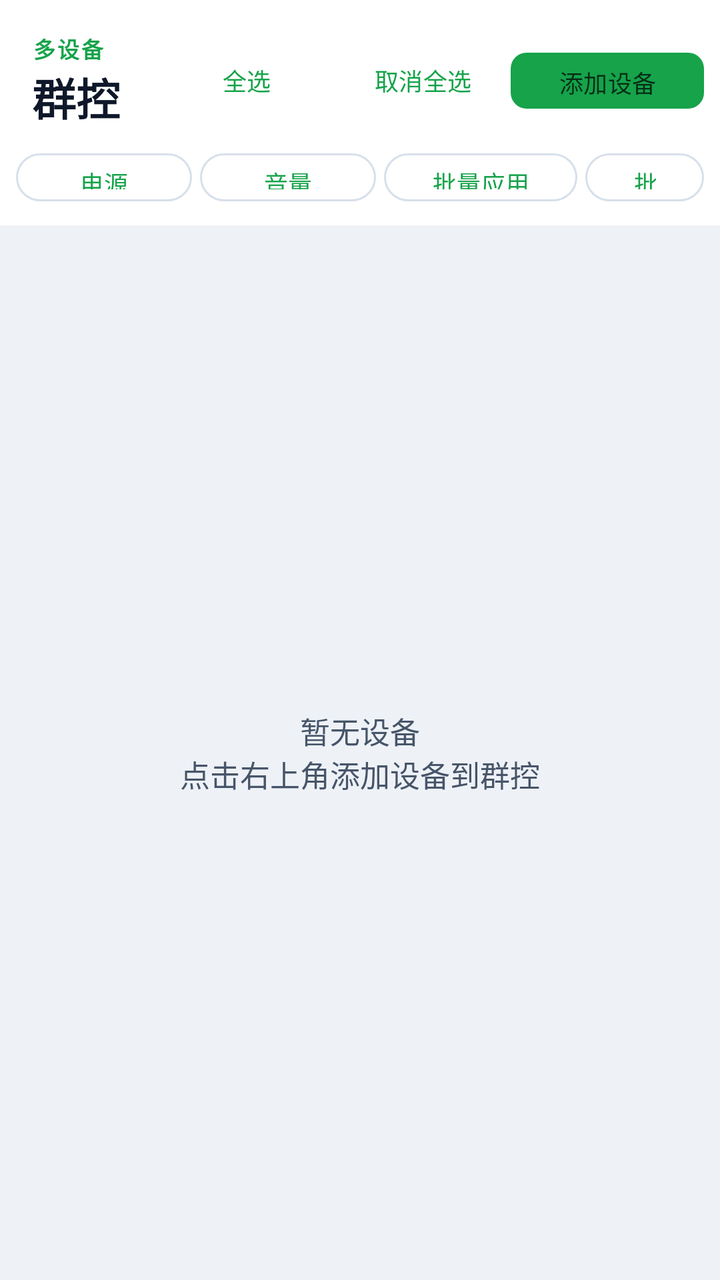
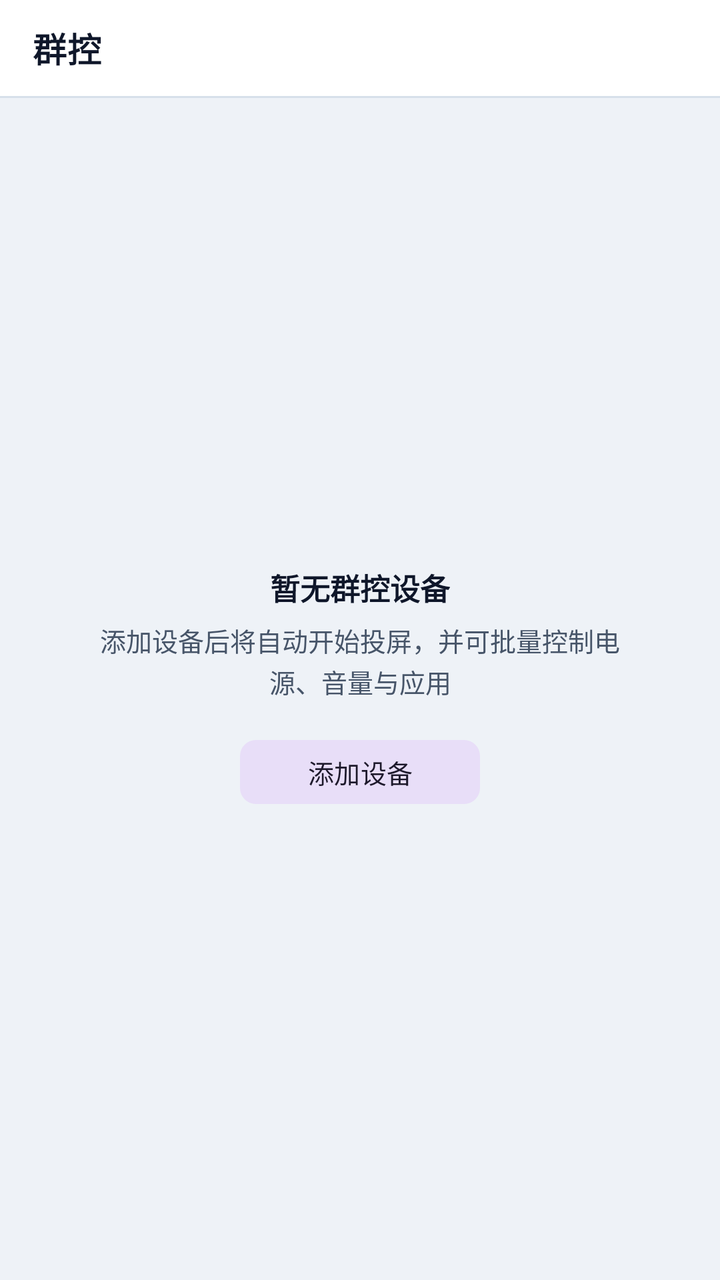

Two renders of the same Android screen: before a commit and after it. Below are the layout's source before the change and the commit's diff.
<!-- AndroidManifest.xml: application theme Theme.CloudPhone -->
<!-- res/layout/fragment_group_control.xml -->
<?xml version="1.0" encoding="utf-8"?>
<LinearLayout xmlns:android="http://schemas.android.com/apk/res/android"
    xmlns:app="http://schemas.android.com/apk/res-auto"
    android:layout_width="match_parent"
    android:layout_height="match_parent"
    android:background="?android:attr/colorBackground"
    android:orientation="vertical">

    
    <LinearLayout
        android:layout_width="match_parent"
        android:layout_height="wrap_content"
        android:background="?attr/colorSurface"
        android:gravity="center_vertical"
        android:orientation="horizontal"
        android:paddingStart="16dp"
        android:paddingTop="16dp"
        android:paddingEnd="8dp"
        android:paddingBottom="8dp">

        <LinearLayout
            android:layout_width="0dp"
            android:layout_height="wrap_content"
            android:layout_weight="1"
            android:orientation="vertical">

            <TextView
                android:layout_width="wrap_content"
                android:layout_height="wrap_content"
                android:text="@string/group_eyebrow"
                android:textColor="@color/auth_primary"
                android:textSize="11sp"
                android:textStyle="bold"
                android:letterSpacing="0.1" />

            <TextView
                android:layout_width="wrap_content"
                android:layout_height="wrap_content"
                android:text="@string/group_title"
                android:textColor="@color/auth_text_primary"
                android:textSize="22sp"
                android:textStyle="bold" />
        </LinearLayout>

        <com.google.android.material.button.MaterialButton
            android:id="@+id/buttonGroupSelectAll"
            style="@style/Widget.Material3.Button.TextButton"
            android:layout_width="wrap_content"
            android:layout_height="wrap_content"
            android:text="@string/group_select_all"
            android:textSize="12sp" />

        <com.google.android.material.button.MaterialButton
            android:id="@+id/buttonGroupDeselectAll"
            style="@style/Widget.Material3.Button.TextButton"
            android:layout_width="wrap_content"
            android:layout_height="wrap_content"
            android:text="@string/group_deselect_all"
            android:textSize="12sp" />

        <com.google.android.material.button.MaterialButton
            android:id="@+id/buttonAddGroupDevice"
            style="@style/Widget.Material3.Button"
            android:layout_width="wrap_content"
            android:layout_height="36dp"
            android:text="@string/group_add_device"
            android:textSize="12sp"
            app:cornerRadius="8dp"
            app:iconGravity="textStart"
            app:iconPadding="4dp" />
    </LinearLayout>

    
    <LinearLayout
        android:layout_width="match_parent"
        android:layout_height="wrap_content"
        android:background="?attr/colorSurface"
        android:gravity="center_vertical"
        android:orientation="horizontal"
        android:paddingStart="8dp"
        android:paddingEnd="8dp"
        android:paddingBottom="8dp">

        <com.google.android.material.button.MaterialButton
            android:id="@+id/buttonGroupPower"
            style="@style/Widget.Material3.Button.OutlinedButton"
            android:layout_width="wrap_content"
            android:layout_height="32dp"
            android:layout_marginEnd="4dp"
            android:text="@string/group_action_power"
            android:textSize="12sp"
            app:iconGravity="textStart"
            app:iconPadding="4dp" />

        <com.google.android.material.button.MaterialButton
            android:id="@+id/buttonGroupVolume"
            style="@style/Widget.Material3.Button.OutlinedButton"
            android:layout_width="wrap_content"
            android:layout_height="32dp"
            android:layout_marginEnd="4dp"
            android:text="@string/group_action_volume"
            android:textSize="12sp"
            app:iconGravity="textStart"
            app:iconPadding="4dp" />

        <com.google.android.material.button.MaterialButton
            android:id="@+id/buttonGroupApps"
            style="@style/Widget.Material3.Button.OutlinedButton"
            android:layout_width="wrap_content"
            android:layout_height="32dp"
            android:layout_marginEnd="4dp"
            android:text="@string/group_action_apps"
            android:textSize="12sp"
            app:iconGravity="textStart"
            app:iconPadding="4dp" />

        <com.google.android.material.button.MaterialButton
            android:id="@+id/buttonBatchMode"
            style="@style/Widget.Material3.Button.OutlinedButton"
            android:layout_width="wrap_content"
            android:layout_height="32dp"
            android:text="@string/group_action_batch_mode"
            android:textSize="12sp"
            app:iconGravity="textStart"
            app:iconPadding="4dp" />
    </LinearLayout>

    
    <FrameLayout
        android:layout_width="match_parent"
        android:layout_height="0dp"
        android:layout_weight="1">

        <androidx.recyclerview.widget.RecyclerView
            android:id="@+id/recyclerGroup"
            android:layout_width="match_parent"
            android:layout_height="match_parent"
            android:clipToPadding="false"
            android:padding="8dp" />

        <TextView
            android:id="@+id/textGroupEmpty"
            android:layout_width="wrap_content"
            android:layout_height="wrap_content"
            android:layout_gravity="center"
            android:gravity="center"
            android:text="@string/group_empty"
            android:textColor="@color/auth_text_secondary"
            android:textSize="15sp"
            android:visibility="visible" />
    </FrameLayout>

</LinearLayout>
<!-- resources referenced by this layout -->
<resources>
  <color name="auth_primary">#16A34A</color>
  <color name="auth_text_primary">#0F172A</color>
  <color name="auth_text_secondary">#475569</color>
  <string name="group_action_apps">批量应用</string>
  <string name="group_action_batch_mode">批量控制</string>
  <string name="group_action_power">电源</string>
  <string name="group_action_volume">音量</string>
  <string name="group_add_device">添加设备</string>
  <string name="group_deselect_all">取消全选</string>
  <string name="group_empty">暂无设备\n点击右上角添加设备到群控</string>
  <string name="group_eyebrow">多设备</string>
  <string name="group_select_all">全选</string>
  <string name="group_title">群控</string>
  <style name="Theme.CloudPhone" parent="Base.Theme.CloudPhone" />
  <style name="Base.Theme.CloudPhone" parent="Theme.Material3.DayNight.NoActionBar">
          <item name="colorPrimary">@color/auth_primary</item>
          <item name="colorOnPrimary">@color/auth_primary_text</item>
          <item name="colorPrimaryContainer">@color/auth_accent_soft</item>
          <item name="colorOnPrimaryContainer">@color/auth_primary_dark</item>
          <item name="colorSecondary">@color/auth_primary</item>
          <item name="colorOnSecondary">@color/auth_primary_text</item>
          <item name="colorSurface">@color/auth_surface</item>
          <item name="colorOnSurface">@color/auth_text_primary</item>
          <item name="colorOnSurfaceVariant">@color/auth_text_secondary</item>
          <item name="colorOutline">@color/auth_line</item>
          <item name="colorOutlineVariant">@color/auth_border</item>
          <item name="colorSurfaceContainer">@color/m3_surface_container</item>
          <item name="colorSurfaceContainerHigh">@color/m3_surface_container_high</item>
          <item name="android:colorBackground">@color/auth_background</item>
          <item name="android:statusBarColor">@color/auth_background</item>
          <item name="android:navigationBarColor">@color/m3_surface_container</item>
          <item name="android:windowLightStatusBar">true</item>
          <item name="android:windowLightNavigationBar">true</item>
          <item name="materialButtonStyle">@style/Widget.Material3.Button</item>
          <item name="textInputStyle">@style/Widget.Material3.TextInputLayout.OutlinedBox</item>
      </style>
  <color name="auth_primary_text">#052E16</color>
  <color name="auth_accent_soft">#E8F7EE</color>
  <color name="auth_primary_dark">#15803D</color>
  <color name="auth_surface">#FFFFFF</color>
  <color name="auth_line">#D7E0EA</color>
  <color name="auth_border">#D7E0EA</color>
  <color name="m3_surface_container">#FFFFFF</color>
  <color name="m3_surface_container_high">#F8FAFC</color>
  <color name="auth_background">#EEF2F7</color>
</resources>

<!-- the commit's change to res/layout/fragment_group_control.xml (unified diff, before → after) -->
@@ -3,129 +3,168 @@
     xmlns:app="http://schemas.android.com/apk/res-auto"
     android:layout_width="match_parent"
     android:layout_height="match_parent"
-    android:background="?android:attr/colorBackground"
+    android:background="@color/auth_background"
     android:orientation="vertical">
 
-    
     <LinearLayout
         android:layout_width="match_parent"
-        android:layout_height="wrap_content"
+        android:layout_height="48dp"
         android:background="?attr/colorSurface"
         android:gravity="center_vertical"
         android:orientation="horizontal"
         android:paddingStart="16dp"
-        android:paddingTop="16dp"
-        android:paddingEnd="8dp"
-        android:paddingBottom="8dp">
-
-        <LinearLayout
+        android:paddingEnd="8dp">
+
+        <TextView
             android:layout_width="0dp"
             android:layout_height="wrap_content"
             android:layout_weight="1"
-            android:orientation="vertical">
-
-            <TextView
-                android:layout_width="wrap_content"
-                android:layout_height="wrap_content"
-                android:text="@string/group_eyebrow"
-                android:textColor="@color/auth_primary"
-                android:textSize="11sp"
-                android:textStyle="bold"
-                android:letterSpacing="0.1" />
-
-            <TextView
-                android:layout_width="wrap_content"
-                android:layout_height="wrap_content"
-                android:text="@string/group_title"
-                android:textColor="@color/auth_text_primary"
-                android:textSize="22sp"
-                android:textStyle="bold" />
-        </LinearLayout>
-
-        <com.google.android.material.button.MaterialButton
-            android:id="@+id/buttonGroupSelectAll"
-            style="@style/Widget.Material3.Button.TextButton"
-            android:layout_width="wrap_content"
-            android:layout_height="wrap_content"
-            android:text="@string/group_select_all"
-            android:textSize="12sp" />
-
-        <com.google.android.material.button.MaterialButton
-            android:id="@+id/buttonGroupDeselectAll"
-            style="@style/Widget.Material3.Button.TextButton"
-            android:layout_width="wrap_content"
-            android:layout_height="wrap_content"
-            android:text="@string/group_deselect_all"
-            android:textSize="12sp" />
-
-        <com.google.android.material.button.MaterialButton
+            android:letterSpacing="0.02"
+            android:text="@string/group_title"
+            android:textColor="@color/auth_text_primary"
+            android:textSize="17sp"
+            android:textStyle="bold" />
+
+        <ImageButton
             android:id="@+id/buttonAddGroupDevice"
-            style="@style/Widget.Material3.Button"
-            android:layout_width="wrap_content"
-            android:layout_height="36dp"
-            android:text="@string/group_add_device"
-            android:textSize="12sp"
-            app:cornerRadius="8dp"
-            app:iconGravity="textStart"
-            app:iconPadding="4dp" />
+            android:layout_width="40dp"
+            android:layout_height="40dp"
+            android:background="?attr/selectableItemBackgroundBorderless"
+            android:contentDescription="@string/group_add_device"
+            android:padding="8dp"
+            android:scaleType="center" />
     </LinearLayout>
 
-    
+    <View
+        android:layout_width="match_parent"
+        android:layout_height="1dp"
+        android:background="@color/auth_border" />
+
     <LinearLayout
-        android:layout_width="match_parent"
-        android:layout_height="wrap_content"
+        android:id="@+id/groupSelectionBar"
+        android:layout_width="match_parent"
+        android:layout_height="36dp"
         android:background="?attr/colorSurface"
         android:gravity="center_vertical"
         android:orientation="horizontal"
-        android:paddingStart="8dp"
-        android:paddingEnd="8dp"
-        android:paddingBottom="8dp">
-
-        <com.google.android.material.button.MaterialButton
-            android:id="@+id/buttonGroupPower"
-            style="@style/Widget.Material3.Button.OutlinedButton"
+        android:paddingStart="16dp"
+        android:paddingEnd="4dp"
+        android:visibility="gone">
+
+        <TextView
+            android:id="@+id/textGroupSummary"
+            android:layout_width="0dp"
+            android:layout_height="wrap_content"
+            android:layout_weight="1"
+            android:textColor="@color/auth_text_secondary"
+            android:textSize="12sp" />
+
+        <com.google.android.material.button.MaterialButton
+            android:id="@+id/buttonGroupSelectAll"
+            style="@style/Widget.Material3.Button.TextButton"
             android:layout_width="wrap_content"
             android:layout_height="32dp"
-            android:layout_marginEnd="4dp"
-            android:text="@string/group_action_power"
-            android:textSize="12sp"
-            app:iconGravity="textStart"
-            app:iconPadding="4dp" />
-
-        <com.google.android.material.button.MaterialButton
-            android:id="@+id/buttonGroupVolume"
-            style="@style/Widget.Material3.Button.OutlinedButton"
+            android:minWidth="0dp"
+            android:paddingLeft="8dp"
+            android:paddingRight="8dp"
+            android:text="@string/group_select_all"
+            android:textSize="12sp" />
+
+        <com.google.android.material.button.MaterialButton
+            android:id="@+id/buttonGroupDeselectAll"
+            style="@style/Widget.Material3.Button.TextButton"
             android:layout_width="wrap_content"
             android:layout_height="32dp"
-            android:layout_marginEnd="4dp"
+            android:minWidth="0dp"
+            android:paddingLeft="8dp"
+            android:paddingRight="8dp"
+            android:text="@string/group_deselect_all"
+            android:textSize="12sp" />
+    </LinearLayout>
+
+    <LinearLayout
+        android:id="@+id/groupActionBar"
+        android:layout_width="match_parent"
+        android:layout_height="52dp"
+        android:background="?attr/colorSurface"
+        android:gravity="center_vertical"
+        android:orientation="horizontal"
+        android:paddingStart="4dp"
+        android:paddingEnd="4dp"
+        android:visibility="gone">
+
+        <com.google.android.material.button.MaterialButton
+            android:id="@+id/buttonGroupPower"
+            style="@style/Widget.Material3.Button.TextButton"
+            android:layout_width="0dp"
+            android:layout_height="48dp"
+            android:layout_weight="1"
+            android:insetTop="0dp"
+            android:insetBottom="0dp"
+            android:text="@string/group_action_power"
+            android:textColor="@color/auth_text_secondary"
+            android:textSize="10sp"
+            app:iconGravity="textTop"
+            app:iconPadding="1dp"
+            app:iconSize="18dp"
+            app:iconTint="@color/auth_text_primary" />
+
+        <com.google.android.material.button.MaterialButton
+            android:id="@+id/buttonGroupVolume"
+            style="@style/Widget.Material3.Button.TextButton"
+            android:layout_width="0dp"
+            android:layout_height="48dp"
+            android:layout_weight="1"
+            android:insetTop="0dp"
+            android:insetBottom="0dp"
             android:text="@string/group_action_volume"
-            android:textSize="12sp"
-            app:iconGravity="textStart"
-            app:iconPadding="4dp" />
+            android:textColor="@color/auth_text_secondary"
+            android:textSize="10sp"
+            app:iconGravity="textTop"
+            app:iconPadding="1dp"
+            app:iconSize="18dp"
+            app:iconTint="@color/auth_text_primary" />
 
         <com.google.android.material.button.MaterialButton
             android:id="@+id/buttonGroupApps"
-            style="@style/Widget.Material3.Button.OutlinedButton"
-            android:layout_width="wrap_content"
-            android:layout_height="32dp"
-            android:layout_marginEnd="4dp"
-            android:text="@string/group_action_apps"
-            android:textSize="12sp"
-            app:iconGravity="textStart"
-            app:iconPadding="4dp" />
+            style="@style/Widget.Material3.Button.TextButton"
+            android:layout_width="0dp"
+            android:layout_height="48dp"
+            android:layout_weight="1"
+            android:insetTop="0dp"
+            android:insetBottom="0dp"
+            android:text="@string/group_action_apps_short"
+            android:textColor="@color/auth_text_secondary"
+            android:textSize="10sp"
+            app:iconGravity="textTop"
+            app:iconPadding="1dp"
+            app:iconSize="18dp"
+            app:iconTint="@color/auth_text_primary" />
 
         <com.google.android.material.button.MaterialButton
             android:id="@+id/buttonBatchMode"
-            style="@style/Widget.Material3.Button.OutlinedButton"
-            android:layout_width="wrap_content"
-            android:layout_height="32dp"
-            android:text="@string/group_action_batch_mode"
-            android:textSize="12sp"
-            app:iconGravity="textStart"
-            app:iconPadding="4dp" />
+            style="@style/Widget.Material3.Button.TextButton"
+            android:layout_width="0dp"
+            android:layout_height="48dp"
+            android:layout_weight="1"
+            android:insetTop="0dp"
+            android:insetBottom="0dp"
+            android:text="@string/group_action_batch_short"
+            android:textColor="@color/auth_text_secondary"
+            android:textSize="10sp"
+            app:iconGravity="textTop"
+            app:iconPadding="1dp"
+            app:iconSize="18dp"
+            app:iconTint="@color/auth_text_primary" />
     </LinearLayout>
 
-    
+    <View
+        android:id="@+id/groupActionDivider"
+        android:layout_width="match_parent"
+        android:layout_height="1dp"
+        android:background="@color/auth_border"
+        android:visibility="gone" />
+
     <FrameLayout
         android:layout_width="match_parent"
         android:layout_height="0dp"
@@ -136,18 +175,47 @@
             android:layout_width="match_parent"
             android:layout_height="match_parent"
             android:clipToPadding="false"
-            android:padding="8dp" />
-
-        <TextView
+            android:padding="8dp"
+            android:visibility="gone" />
+
+        <LinearLayout
             android:id="@+id/textGroupEmpty"
-            android:layout_width="wrap_content"
+            android:layout_width="match_parent"
             android:layout_height="wrap_content"
             android:layout_gravity="center"
-            android:gravity="center"
-            android:text="@string/group_empty"
-            android:textColor="@color/auth_text_secondary"
-            android:textSize="15sp"
-            android:visibility="visible" />
+            android:gravity="center_horizontal"
+            android:orientation="vertical"
+            android:padding="40dp">
+
+            <TextView
+                android:layout_width="wrap_content"
+                android:layout_height="wrap_content"
+                android:text="@string/group_empty_title"
+                android:textColor="@color/auth_text_primary"
+                android:textSize="15sp"
+                android:textStyle="bold" />
+
+            <TextView
+                android:layout_width="wrap_content"
+                android:layout_height="wrap_content"
+                android:layout_marginTop="6dp"
+                android:gravity="center"
+                android:lineSpacingExtra="2dp"
+                android:text="@string/group_empty_subtitle"
+                android:textColor="@color/auth_text_secondary"
+                android:textSize="13sp" />
+
+            <com.google.android.material.button.MaterialButton
+                android:id="@+id/buttonGroupEmptyAdd"
+                style="@style/Widget.Material3.Button.TonalButton"
+                android:layout_width="wrap_content"
+                android:layout_height="40dp"
+                android:layout_marginTop="16dp"
+                android:minWidth="120dp"
+                android:text="@string/group_add_device"
+                android:textSize="13sp"
+                app:cornerRadius="8dp" />
+        </LinearLayout>
     </FrameLayout>
 
 </LinearLayout>
<!-- resource entries referenced after the edit -->
@@ -3,14 +3,14 @@
   <color name="auth_primary">#16A34A</color>
   <color name="auth_text_primary">#0F172A</color>
   <color name="auth_text_secondary">#475569</color>
-  <string name="group_action_apps">批量应用</string>
-  <string name="group_action_batch_mode">批量控制</string>
+  <string name="group_action_apps_short">应用</string>
+  <string name="group_action_batch_short">批量</string>
   <string name="group_action_power">电源</string>
   <string name="group_action_volume">音量</string>
   <string name="group_add_device">添加设备</string>
-  <string name="group_deselect_all">取消全选</string>
-  <string name="group_empty">暂无设备\n点击右上角添加设备到群控</string>
-  <string name="group_eyebrow">多设备</string>
+  <string name="group_deselect_all">清空</string>
+  <string name="group_empty_subtitle">添加设备后将自动开始投屏，并可批量控制电源、音量与应用</string>
+  <string name="group_empty_title">暂无群控设备</string>
   <string name="group_select_all">全选</string>
   <string name="group_title">群控</string>
   <style name="Theme.CloudPhone" parent="Base.Theme.CloudPhone" />
